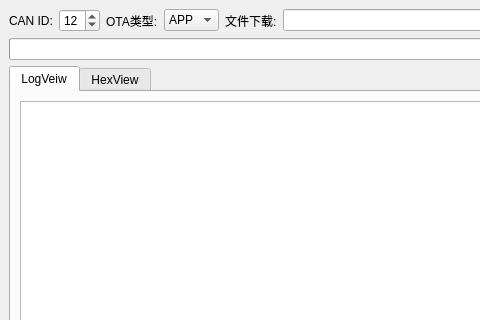
The window that src/mainwindow_download.ui (sufengfeng/cangaroo) describes before a commit, drawn with Qt 5; both pictures show x 0 to 480 and y 0 to 320 of the 1104 by 559 pixel window.
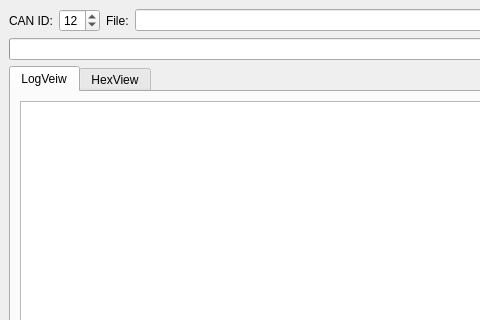
The same window after the commit.

```diff
--- a/src/mainwindow_download.ui
+++ b/src/mainwindow_download.ui
@@ -37,31 +37,10 @@
         </property>
        </widget>
       </item>
-      <item>
-       <widget class="QLabel" name="label_3">
-        <property name="text">
-         <string>OTA类型:</string>
-        </property>
-       </widget>
-      </item>
-      <item>
-       <widget class="QComboBox" name="comboBox_UpdateType">
-        <item>
-         <property name="text">
-          <string>APP</string>
-         </property>
-        </item>
-        <item>
-         <property name="text">
-          <string>CFG</string>
-         </property>
-        </item>
-       </widget>
-      </item>
       <item>
        <widget class="QLabel" name="label">
         <property name="text">
-         <string>文件下载:</string>
+         <string>File:</string>
         </property>
        </widget>
       </item>
```
Left out of the diff: 2 changed lines with no effect on the pictures.
